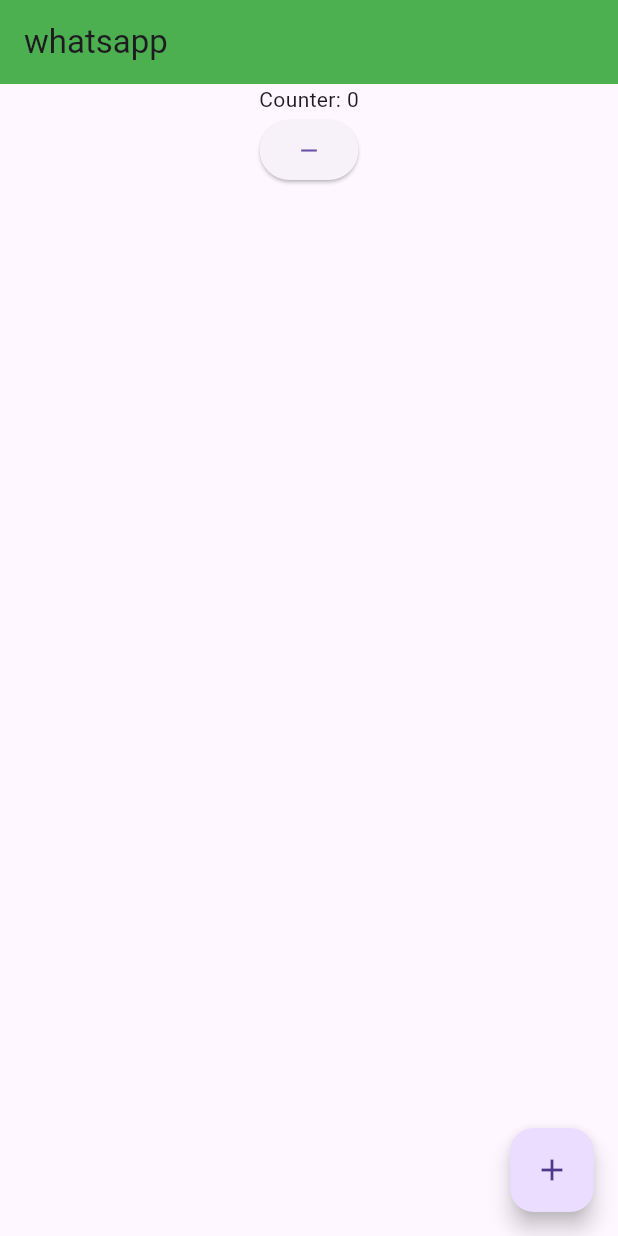
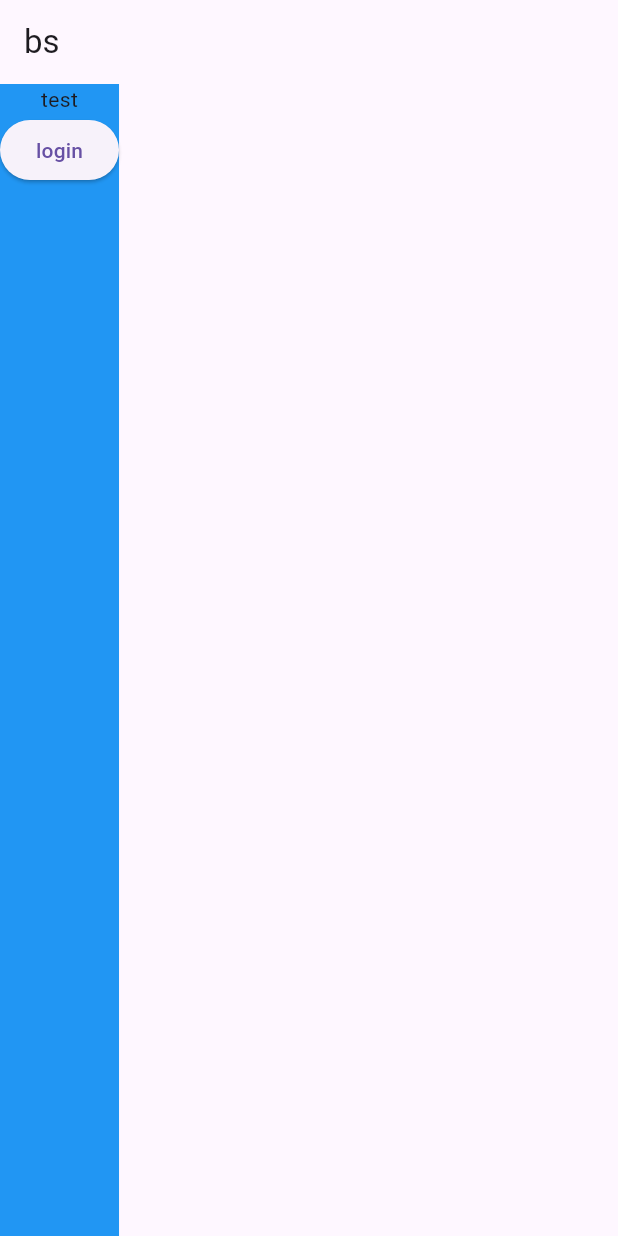
Before and after one commit to hafiihafii290-creator/hafii_fyp_app, a Flutter app: the screen it shows after launch, on a phone screen of 412 x 824 dp. Run offline on Flutter 3.47's test engine with Material 3 defaults, Android fonts, the phone set to English and light mode, and no system bars; our stand-ins replace get.

Commit message:
obx color chng

```diff
--- a/lib/main.dart
+++ b/lib/main.dart
@@ -1,74 +1,40 @@
-import"package:flutter/material.dart";
+import 'package:flutter/material.dart';
 import 'package:get/get.dart';
-import 'package:get_storage/get_storage.dart';
-void main() async {
-  WidgetsFlutterBinding.ensureInitialized();
-  await GetStorage.init();
-  runApp(const MyApp());
+void main(){
+  runApp(MyApp());
 }
-class MyApp extends StatefulWidget {
-  const MyApp({super.key});
-
-
-  @override
-  State<MyApp> createState() => _MyAppState();
-}
-class _MyAppState extends State<MyApp> {
-  RxInt _counter = 1.obs;
-  final box = GetStorage();
-  @override
-  void initState() {
-    super.initState();
-    _counter.value = box.read('Counter') ?? 0;
-    print("Counter value: ${_counter.value}");
-  }
-
+class MyApp extends StatelessWidget {
+   MyApp({super.key});
+  Rx<Color>color=Colors.blue.obs;
 
   @override
   Widget build(BuildContext context) {
     return GetMaterialApp(
       home: Scaffold(
         appBar:AppBar(
-          title:const Text("whatsapp"),
-          backgroundColor:Colors.green,
+          title:const Text("bs")
         ),
         body:Obx(
-          ()=>Center(
-            child:Column(
+          ()=> Container(
+            color:color.value,
+            child:Column (
               children: [
-                Text("Counter: $_counter"),
+                Text('test'),
+                ElevatedButton(
+                  onPressed: () {
+                    color.value=color.value==Colors.blue?Colors.red:Colors.blue;
+                    // Button press logic
+                  },
+                  child: Text('login'),
 
+                )
+              ],
+          )
 
+                ),
+        )
 
-              ElevatedButton(
-                onPressed:(){
-
-                    _counter.value--;
-                    box.write('Counter.value', _counter.value);
-
-                  },
-
-
-
-                child:Icon(Icons.remove),
-              ),
-              ],
-            ),
-          ),
-        ),
-
-
-        floatingActionButton:FloatingActionButton(
-          onPressed:(){
-
-              box.write('Counter.value', _counter.value);
-              _counter.value++;
-
-          },
-          child:const Icon(Icons.add),
-        ),
-
-      )
+    ),
     );
   }
 }
```
